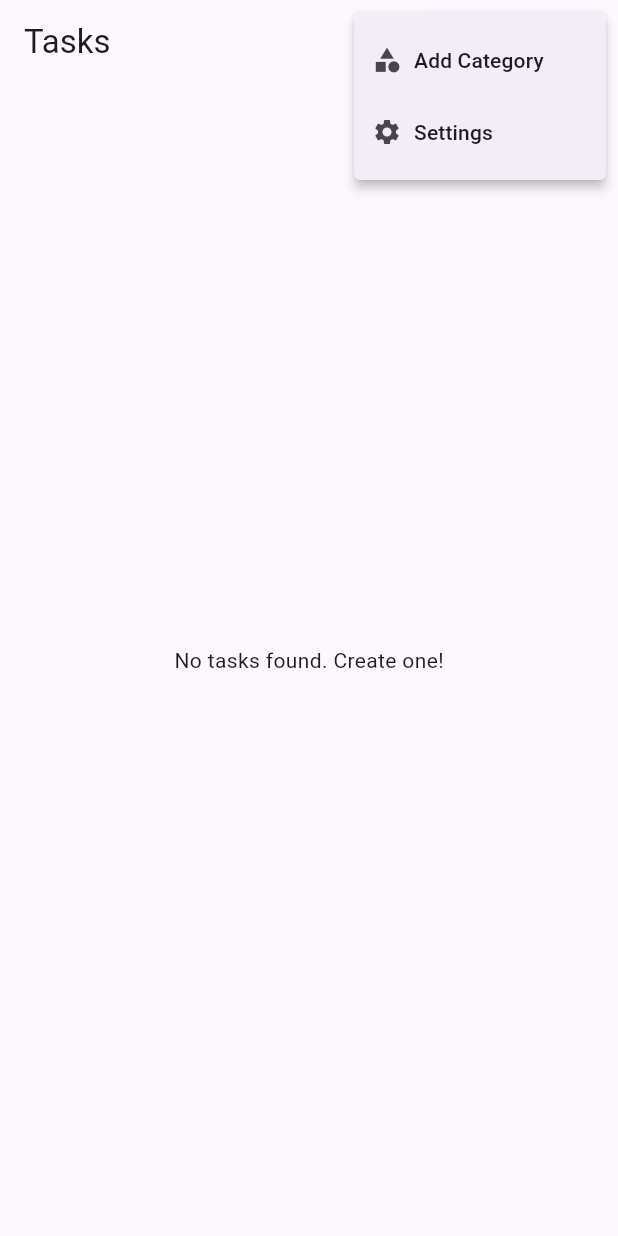
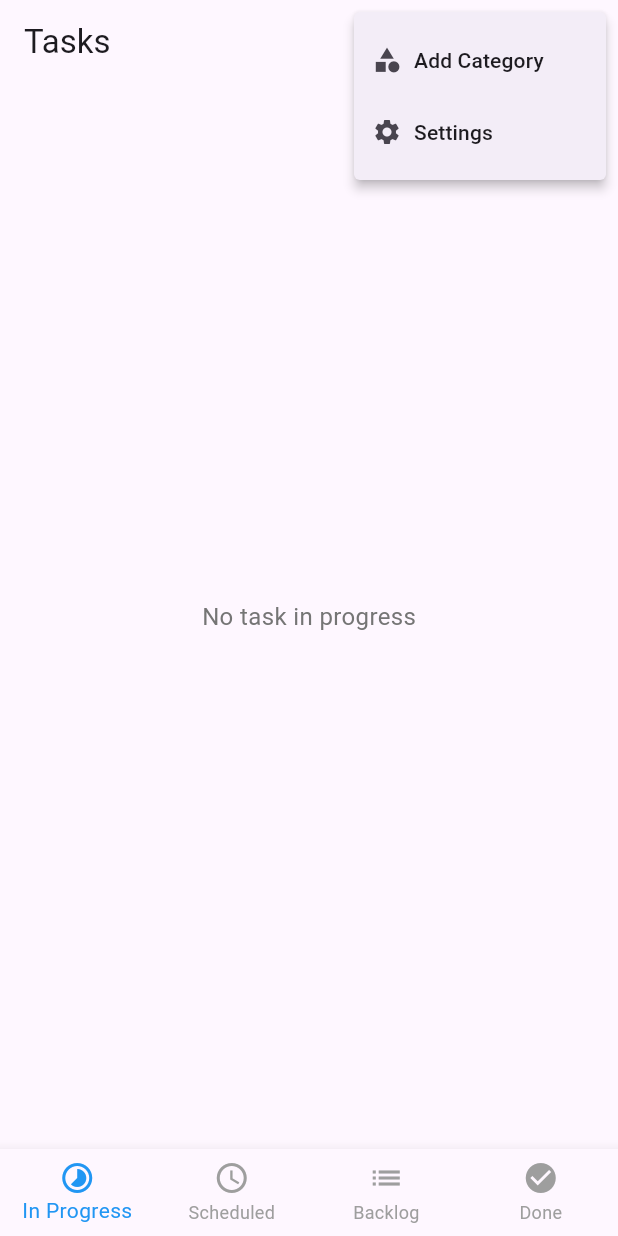
Before and after one commit to boswellgathu/LifeTasks, a Flutter app: the screen it shows after launch, after a tap on the "more vert" icon, on a phone screen of 412 x 824 dp. Run offline on Flutter 3.47's test engine with Material 3 defaults, Android fonts, the phone set to English and light mode, and no system bars; our stand-ins replace flutter_colorpicker, image_picker, sqflite; accounts and stored records are empty.

Commit message:
add tabs for task status at the bottom

```diff
--- a/lib/views/tasks_list.dart
+++ b/lib/views/tasks_list.dart
@@ -2,8 +2,11 @@ import 'dart:io';
 
 import 'package:flutter/material.dart';
 import 'package:provider/provider.dart';
+import 'package:intl/intl.dart';
 import '../controllers/task.dart';
 import '../controllers/category.dart';
+import '../models/task.dart';
+import '../utils/format_date.dart';
 import 'create_task.dart';
 import 'task_details.dart';
 import '../models/category.dart';
@@ -16,11 +19,36 @@ class TaskListScreen extends StatefulWidget {
 }
 
 class TaskListScreenState extends State<TaskListScreen> {
+  int _selectedIndex = 0; // 0: In Progress, 1: Scheduled, 2: Backlog, 3: Done
+
   @override
   void initState() {
     super.initState();
     final taskController = Provider.of<TaskController>(context, listen: false);
     taskController.loadTasks();
+  }
+
+  void _onTabTapped(int index) {
+    setState(() {
+      _selectedIndex = index;
+    });
+  }
+
+  List _filterTasks(List tasks) {
+    DateTime now = DateTime.now();
+
+    switch (_selectedIndex) {
+      case 0: // In Progress
+        return tasks.where((task) => !task.isDone && task.scheduledStart != null && task.scheduledStart!.isBefore(now)).toList();
+      case 1: // Scheduled
+        return tasks.where((task) => !task.isDone && task.scheduledStart != null && task.scheduledStart!.isAfter(now)).toList();
+      case 2: // Backlog
+        return tasks.where((task) => !task.isDone && task.scheduledStart == null).toList();
+      case 3: // Done
+        return tasks.where((task) => task.isDone).toList();
+      default:
+        return tasks;
+    }
   }
 
   @override
@@ -71,13 +99,57 @@ class TaskListScreenState extends State<TaskListScreen> {
       ),
       body: taskController.isLoading
           ? Center(child: CircularProgressIndicator())
-          : taskController.tasks.isEmpty
-          ? Center(child: Text('No tasks found. Create one!'))
-          : ListView.builder(
+          : _buildTaskList(taskController.tasks, categoryController),
+      bottomNavigationBar: BottomNavigationBar(
+        currentIndex: _selectedIndex,
+        onTap: _onTabTapped,
+        type: BottomNavigationBarType.fixed,
+        selectedItemColor: Colors.blue,
+        unselectedItemColor: Colors.grey,
+        showUnselectedLabels: true,
+        items: [
+          BottomNavigationBarItem(icon: Icon(Icons.timelapse), label: 'In Progress'),
+          BottomNavigationBarItem(icon: Icon(Icons.schedule), label: 'Scheduled'),
+          BottomNavigationBarItem(icon: Icon(Icons.list), label: 'Backlog'),
+          BottomNavigationBarItem(icon: Icon(Icons.check_circle), label: 'Done'),
+        ],
+      ),
+    );
+  }
+
+  Widget _buildTaskList(List<Task> tasks, categoryController) {
+    final filteredTasks = _filterTasks(tasks);
+
+    if (filteredTasks.isEmpty) {
+      String emptyMessage;
+      switch (_selectedIndex) {
+        case 0:
+          emptyMessage = 'No task in progress';
+          break;
+        case 1:
+          emptyMessage = 'No scheduled tasks';
+          break;
+        case 2:
+          emptyMessage = 'No tasks in backlog';
+          break;
+        case 3:
+          emptyMessage = 'No completed tasks';
+          break;
+        default:
+          emptyMessage = 'No tasks found.';
+      }
+
+      return Center(child: Text(
+        emptyMessage,
+        style: TextStyle(fontSize: 16, color: Colors.grey[600]),
+      ));
+    }
+
+    return ListView.builder(
       padding: EdgeInsets.all(16),
-        itemCount: taskController.tasks.length,
+      itemCount: filteredTasks.length,
       itemBuilder: (context, index) {
-          final task = taskController.tasks[index];
+        final task = filteredTasks[index];
         final category = categoryController.categories.firstWhere(
               (c) => c.id == task.categoryId,
           orElse: () => Category(
@@ -88,21 +160,25 @@ class TaskListScreenState extends State<TaskListScreen> {
             iconFontFamily: Icons.help_outline.fontFamily!,
           ),
         );
+        return _buildTaskCard(task, category);
+      },
+    );
+  }
 
-          return GestureDetector(
-            onTap: () {
-              Navigator.of(context).push(
-                MaterialPageRoute(
-                  builder: (_) => TaskDetailScreen(task: task),
-                ),
-              );
-            },
-            child: Card(
-              elevation: 4,
-              margin: EdgeInsets.only(bottom: 16),
+  Widget _buildTaskCard(task, category) {
+    return Card(
       shape: RoundedRectangleBorder(
         borderRadius: BorderRadius.circular(16),
       ),
+      elevation: 4,
+      margin: EdgeInsets.only(bottom: 16),
+      child: InkWell(
+        borderRadius: BorderRadius.circular(16),
+        onTap: () {
+          Navigator.of(context).push(
+            MaterialPageRoute(builder: (_) => TaskDetailScreen(task: task)),
+          );
+        },
         child: Padding(
           padding: const EdgeInsets.all(16.0),
           child: Row(
@@ -135,6 +211,7 @@ class TaskListScreenState extends State<TaskListScreen> {
                 child: Column(
                   crossAxisAlignment: CrossAxisAlignment.start,
                   children: [
+                    // Title
                     Text(
                       task.title,
                       style: TextStyle(
@@ -143,19 +220,7 @@ class TaskListScreenState extends State<TaskListScreen> {
                       ),
                     ),
                     SizedBox(height: 8),
-                          if (task.description != null && task.description!.isNotEmpty)
-                            Text(
-                              task.description!,
-                              style: TextStyle(
-                                fontSize: 14,
-                                color: Colors.grey[700],
-                              ),
-                              maxLines: 2,
-                              overflow: TextOverflow.ellipsis,
-                            ),
-                          SizedBox(height: 12),
-                          Row(
-                            children: [
+                    // Category Chip
                     Chip(
                       avatar: Icon(category.iconData, size: 16, color: Colors.white),
                       label: Text(category.name),
@@ -166,13 +231,54 @@ class TaskListScreenState extends State<TaskListScreen> {
                       padding: EdgeInsets.symmetric(horizontal: 8),
                       shape: StadiumBorder(),
                     ),
-                              Spacer(),
-                              Icon(
-                                task.isDone ? Icons.check_circle : Icons.radio_button_unchecked,
-                                color: task.isDone ? Colors.green : Colors.grey,
+                    if (task.description != null && task.description!.isNotEmpty)
+                      Padding(
+                        padding: const EdgeInsets.only(top: 8.0),
+                        child: Text(
+                          task.description!,
+                          style: TextStyle(
+                            fontSize: 14,
+                            color: Colors.grey[700],
+                          ),
+                          maxLines: 2,
+                          overflow: TextOverflow.ellipsis,
+                        ),
+                      ),
+                    SizedBox(height: 12),
+                    Row(
+                      children: [
+                        // Scheduled Date
+                        Icon(Icons.calendar_today_outlined, size: 16, color: Colors.grey[600]),
+                        SizedBox(width: 6),
+                        Text(
+                          task.scheduledStart != null
+                              ? formatDateTime(task.scheduledStart!)
+                              : 'No Due Date',
+                          style: TextStyle(
+                            fontSize: 14,
+                            color: task.scheduledStart != null ? Colors.grey[800] : Colors.grey[500],
+                            fontStyle: task.scheduledStart != null ? FontStyle.normal : FontStyle.italic,
+                          ),
                         ),
                       ],
-                          )
+                    ),
+                    if (task.scheduledStart != null && task.scheduledDuration != null)
+                      Padding(
+                        padding: const EdgeInsets.only(top: 4.0),
+                        child: Row(
+                          children: [
+                            Icon(Icons.timer_outlined, size: 16, color: Colors.grey[600]),
+                            SizedBox(width: 6),
+                            Text(
+                              formatDuration(task.scheduledDuration!),
+                              style: TextStyle(
+                                fontSize: 14,
+                                color: Colors.grey[700],
+                              ),
+                            ),
+                          ],
+                        ),
+                      ),
                   ],
                 ),
               )
@@ -181,8 +287,5 @@ class TaskListScreenState extends State<TaskListScreen> {
         ),
       ),
     );
-        },
-      ),
-    );
   }
 }
```
Also changed, not shown: lib/utils/format_date.dart (added, +18 -0 lines). Lines whose indentation alone changed are shown as unchanged.
